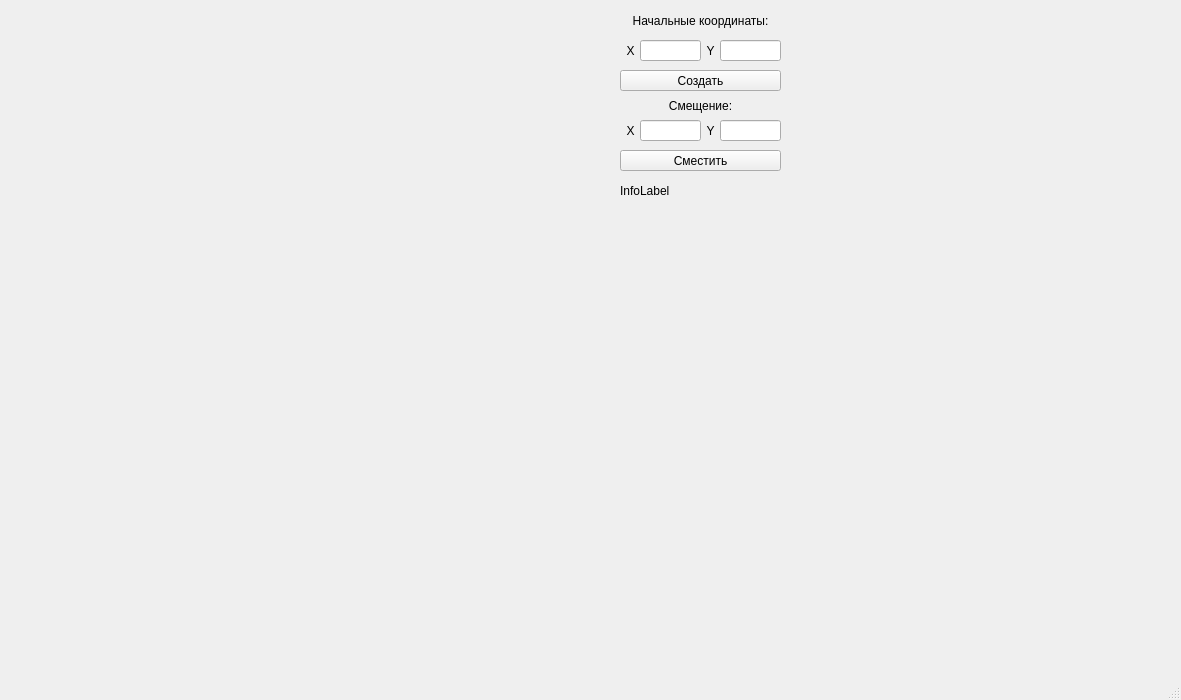
Old version of the form lab2/mainwindow.ui in the repository Inlucker/ComputerGraphics.
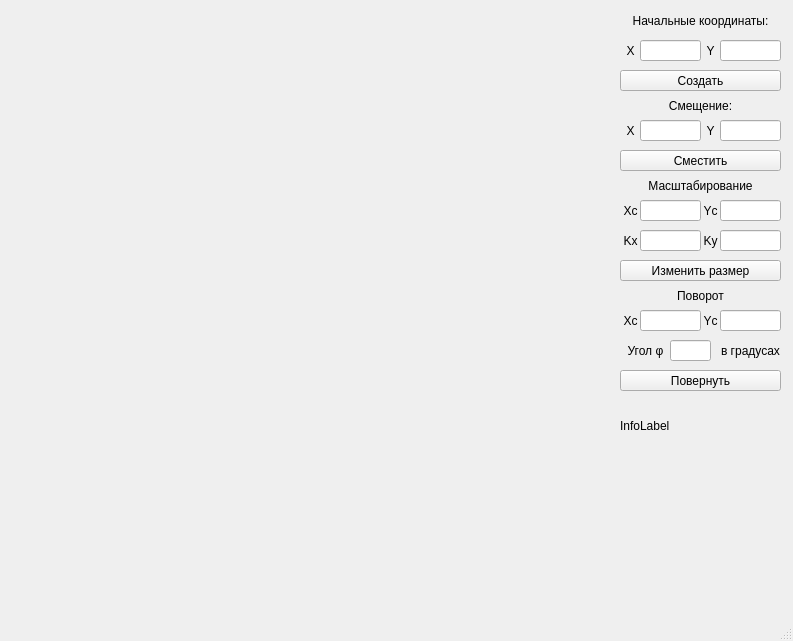
New version of the form.

Diff of the .ui file:
```diff
--- a/lab2/mainwindow.ui
+++ b/lab2/mainwindow.ui
@@ -6,8 +6,8 @@
    <rect>
     <x>0</x>
     <y>0</y>
-    <width>1181</width>
-    <height>700</height>
+    <width>793</width>
+    <height>641</height>
    </rect>
   </property>
   <property name="windowTitle">
@@ -191,15 +191,271 @@
     <property name="geometry">
      <rect>
       <x>620</x>
-      <y>180</y>
+      <y>400</y>
       <width>161</width>
-      <height>21</height>
+      <height>51</height>
      </rect>
     </property>
     <property name="text">
      <string>InfoLabel</string>
     </property>
    </widget>
+   <widget class="QPushButton" name="change_size_btn">
+    <property name="geometry">
+     <rect>
+      <x>620</x>
+      <y>260</y>
+      <width>161</width>
+      <height>21</height>
+     </rect>
+    </property>
+    <property name="text">
+     <string>Изменить размер</string>
+    </property>
+   </widget>
+   <widget class="QLabel" name="y_size_label">
+    <property name="geometry">
+     <rect>
+      <x>700</x>
+      <y>230</y>
+      <width>21</width>
+      <height>21</height>
+     </rect>
+    </property>
+    <property name="text">
+     <string>Ky</string>
+    </property>
+    <property name="alignment">
+     <set>Qt::AlignCenter</set>
+    </property>
+   </widget>
+   <widget class="QLabel" name="size_label">
+    <property name="geometry">
+     <rect>
+      <x>620</x>
+      <y>176</y>
+      <width>161</width>
+      <height>20</height>
+     </rect>
+    </property>
+    <property name="text">
+     <string>Масштабирование</string>
+    </property>
+    <property name="alignment">
+     <set>Qt::AlignCenter</set>
+    </property>
+   </widget>
+   <widget class="QLineEdit" name="y_size">
+    <property name="geometry">
+     <rect>
+      <x>720</x>
+      <y>230</y>
+      <width>61</width>
+      <height>21</height>
+     </rect>
+    </property>
+   </widget>
+   <widget class="QLabel" name="x_size_label">
+    <property name="geometry">
+     <rect>
+      <x>620</x>
+      <y>230</y>
+      <width>21</width>
+      <height>21</height>
+     </rect>
+    </property>
+    <property name="text">
+     <string>Kx</string>
+    </property>
+    <property name="alignment">
+     <set>Qt::AlignCenter</set>
+    </property>
+   </widget>
+   <widget class="QLineEdit" name="x_size">
+    <property name="geometry">
+     <rect>
+      <x>640</x>
+      <y>230</y>
+      <width>61</width>
+      <height>21</height>
+     </rect>
+    </property>
+   </widget>
+   <widget class="QLineEdit" name="y_size_center">
+    <property name="geometry">
+     <rect>
+      <x>720</x>
+      <y>200</y>
+      <width>61</width>
+      <height>21</height>
+     </rect>
+    </property>
+   </widget>
+   <widget class="QLabel" name="x_size_center_label">
+    <property name="geometry">
+     <rect>
+      <x>620</x>
+      <y>200</y>
+      <width>21</width>
+      <height>21</height>
+     </rect>
+    </property>
+    <property name="text">
+     <string>Xc</string>
+    </property>
+    <property name="alignment">
+     <set>Qt::AlignCenter</set>
+    </property>
+   </widget>
+   <widget class="QLineEdit" name="x_size_center">
+    <property name="geometry">
+     <rect>
+      <x>640</x>
+      <y>200</y>
+      <width>61</width>
+      <height>21</height>
+     </rect>
+    </property>
+   </widget>
+   <widget class="QLabel" name="y_size_center_label">
+    <property name="geometry">
+     <rect>
+      <x>700</x>
+      <y>200</y>
+      <width>21</width>
+      <height>21</height>
+     </rect>
+    </property>
+    <property name="text">
+     <string>Yc</string>
+    </property>
+    <property name="alignment">
+     <set>Qt::AlignCenter</set>
+    </property>
+   </widget>
+   <widget class="QLineEdit" name="y_rotate_center">
+    <property name="geometry">
+     <rect>
+      <x>720</x>
+      <y>310</y>
+      <width>61</width>
+      <height>21</height>
+     </rect>
+    </property>
+   </widget>
+   <widget class="QLabel" name="y_rotate_center_label">
+    <property name="geometry">
+     <rect>
+      <x>700</x>
+      <y>310</y>
+      <width>21</width>
+      <height>21</height>
+     </rect>
+    </property>
+    <property name="text">
+     <string>Yc</string>
+    </property>
+    <property name="alignment">
+     <set>Qt::AlignCenter</set>
+    </property>
+   </widget>
+   <widget class="QLabel" name="rotate_label">
+    <property name="geometry">
+     <rect>
+      <x>620</x>
+      <y>286</y>
+      <width>161</width>
+      <height>20</height>
+     </rect>
+    </property>
+    <property name="text">
+     <string>Поворот</string>
+    </property>
+    <property name="alignment">
+     <set>Qt::AlignCenter</set>
+    </property>
+   </widget>
+   <widget class="QLineEdit" name="x_rotate_center">
+    <property name="geometry">
+     <rect>
+      <x>640</x>
+      <y>310</y>
+      <width>61</width>
+      <height>21</height>
+     </rect>
+    </property>
+   </widget>
+   <widget class="QPushButton" name="rotate_btn">
+    <property name="geometry">
+     <rect>
+      <x>620</x>
+      <y>370</y>
+      <width>161</width>
+      <height>21</height>
+     </rect>
+    </property>
+    <property name="text">
+     <string>Повернуть</string>
+    </property>
+   </widget>
+   <widget class="QLabel" name="rotate_angle_label">
+    <property name="geometry">
+     <rect>
+      <x>620</x>
+      <y>340</y>
+      <width>51</width>
+      <height>21</height>
+     </rect>
+    </property>
+    <property name="text">
+     <string>Угол φ</string>
+    </property>
+    <property name="alignment">
+     <set>Qt::AlignCenter</set>
+    </property>
+   </widget>
+   <widget class="QLabel" name="x_rotate_center_label">
+    <property name="geometry">
+     <rect>
+      <x>620</x>
+      <y>310</y>
+      <width>21</width>
+      <height>21</height>
+     </rect>
+    </property>
+    <property name="text">
+     <string>Xc</string>
+    </property>
+    <property name="alignment">
+     <set>Qt::AlignCenter</set>
+    </property>
+   </widget>
+   <widget class="QLineEdit" name="rotate_angle">
+    <property name="geometry">
+     <rect>
+      <x>670</x>
+      <y>340</y>
+      <width>41</width>
+      <height>21</height>
+     </rect>
+    </property>
+   </widget>
+   <widget class="QLabel" name="in_degrees_label">
+    <property name="geometry">
+     <rect>
+      <x>720</x>
+      <y>340</y>
+      <width>61</width>
+      <height>21</height>
+     </rect>
+    </property>
+    <property name="text">
+     <string>в градусах</string>
+    </property>
+    <property name="alignment">
+     <set>Qt::AlignCenter</set>
+    </property>
+   </widget>
   </widget>
   <widget class="QMenuBar" name="menubar">
    <property name="geometry">
```
Left out of the diff: 2 changed lines with no effect on the pictures.
